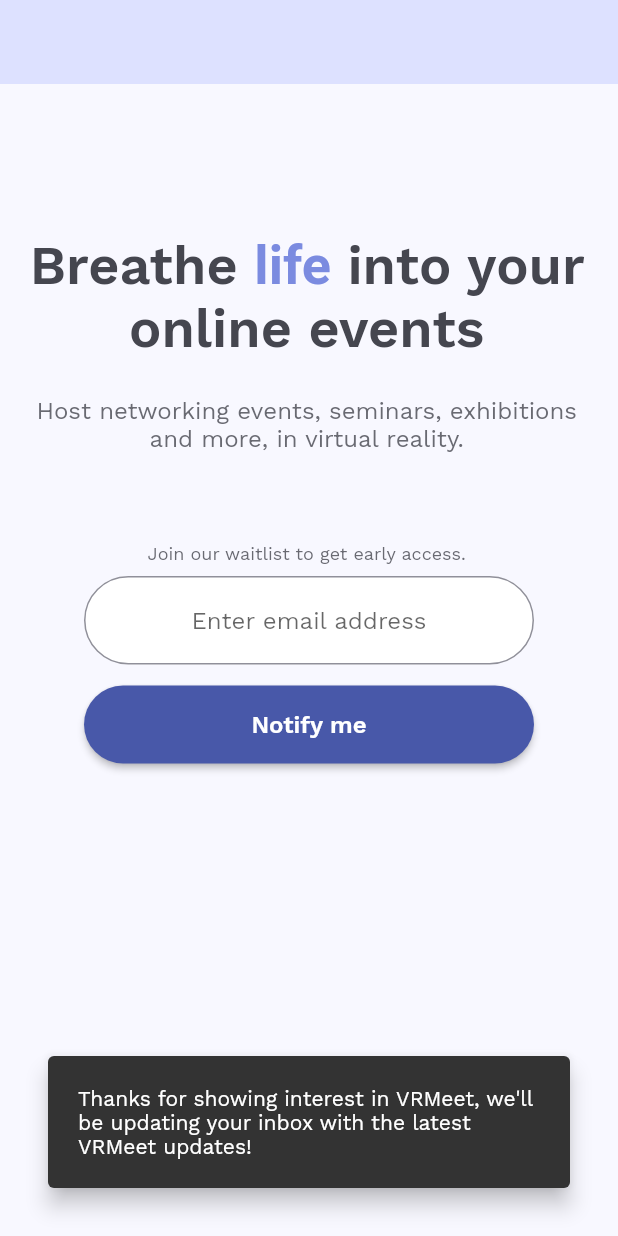
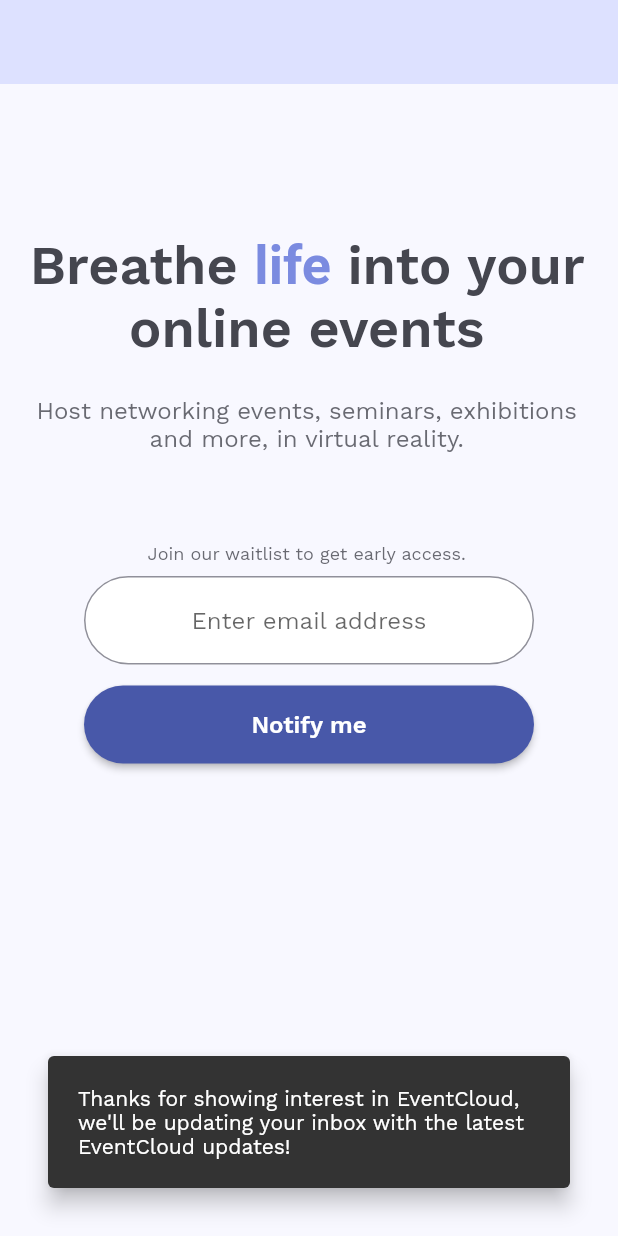
Before and after one commit to cervonwong/vrmeet_website, a Flutter app: the screen it shows after launch, after a tap on "Notify me", on a phone screen of 412 x 824 dp. Run offline on Flutter 3.47's test engine with Material 2 defaults, Android fonts, the phone set to English and light mode, and no system bars; our stand-ins replace google_fonts.

Commit message:
Update all instances of VRMeet to EventCloud

```diff
--- a/lib/main.dart
+++ b/lib/main.dart
@@ -14,7 +14,7 @@ class MyApp extends StatelessWidget {
   @override
   Widget build(BuildContext context) {
     return MaterialApp(
-      title: 'VRMeet - Breathe life into online events',
+      title: 'EventCloud - Breathe life into online events',
       debugShowCheckedModeBanner: false,
       theme: ThemeData.light().copyWith(
         primaryColor: kPrimaryColor,
@@ -168,7 +168,7 @@ class Home extends StatelessWidget {
                           margin: const EdgeInsets.all(32.0),
                           padding: const EdgeInsets.all(20.0),
                           content: Text(
-                            'Thanks for showing interest in VRMeet, we\'ll be updating your inbox with the latest VRMeet updates!',
+                            'Thanks for showing interest in EventCloud, we\'ll be updating your inbox with the latest EventCloud updates!',
                             style: GoogleFonts.workSans(
                               fontSize: 14.0,
                             ),
```
Also changed, not shown: 3 other files.
